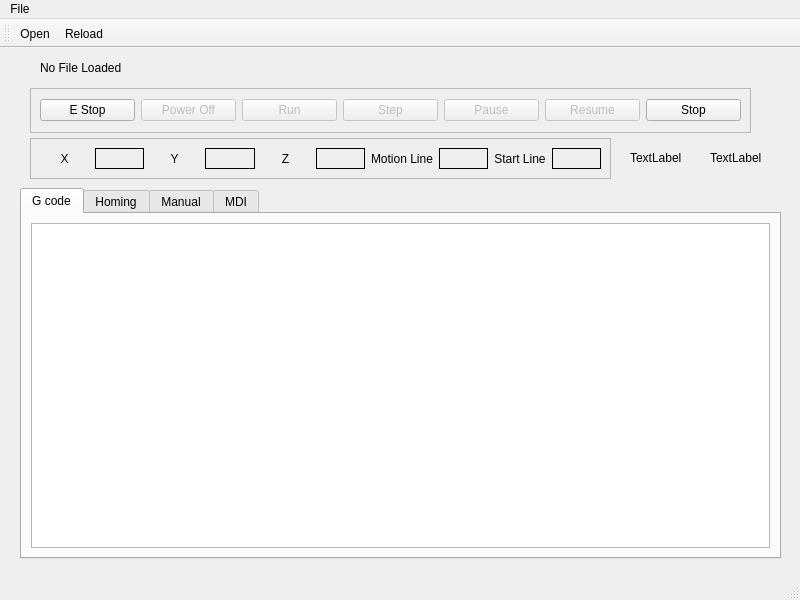
First picture: the form in emc/src/emc.ui, repository jethornton/EMC6, before the edit.
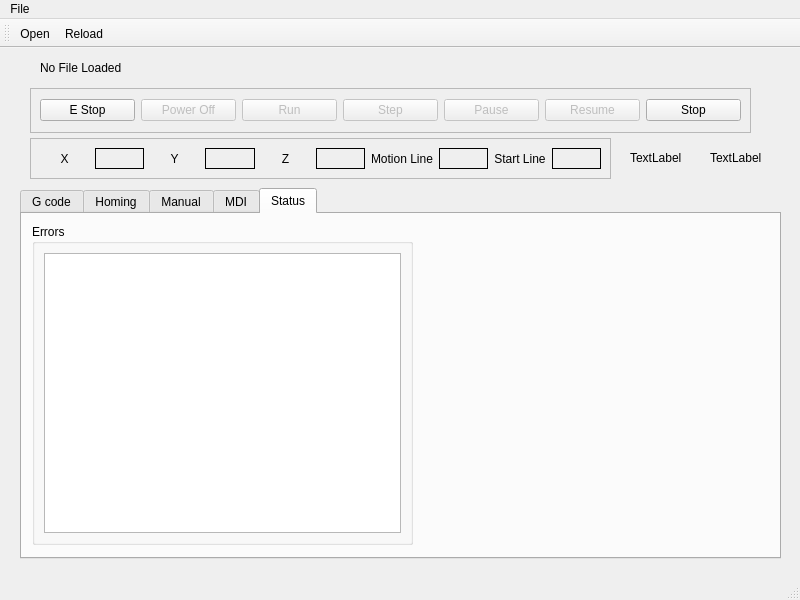
Second picture: the form after the edit. The open tabs and pages were chosen to show the change.

Commit message: add error display

The edit to the form file:
```diff
--- a/emc/src/emc.ui
+++ b/emc/src/emc.ui
@@ -592,6 +592,29 @@
       </property>
      </widget>
     </widget>
+    <widget class="QWidget" name="status_tab">
+     <attribute name="title">
+      <string>Status</string>
+     </attribute>
+     <widget class="QGroupBox" name="groupBox_2">
+      <property name="geometry">
+       <rect>
+        <x>10</x>
+        <y>10</y>
+        <width>381</width>
+        <height>321</height>
+       </rect>
+      </property>
+      <property name="title">
+       <string>Errors</string>
+      </property>
+      <layout class="QVBoxLayout" name="verticalLayout_2">
+       <item>
+        <widget class="QPlainTextEdit" name="errors_pte"/>
+       </item>
+      </layout>
+     </widget>
+    </widget>
    </widget>
    <widget class="QLabel" name="state_lb">
     <property name="geometry">
```
Left out of the diff: 8 changed lines with no effect on the pictures. The commit also changes 3 other files.
